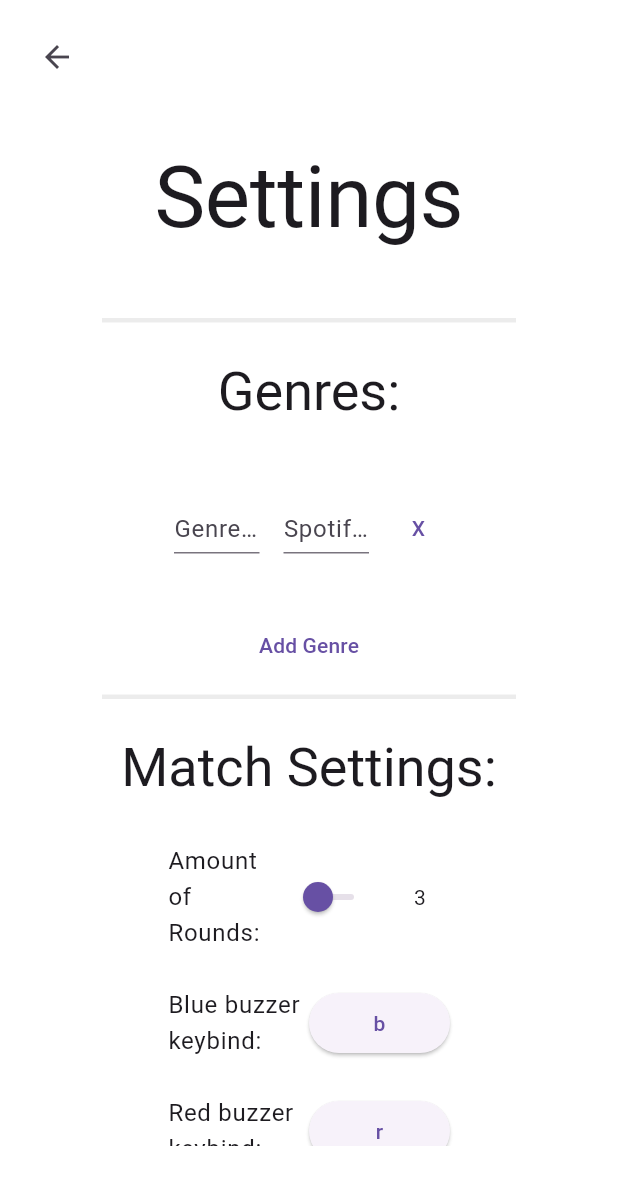
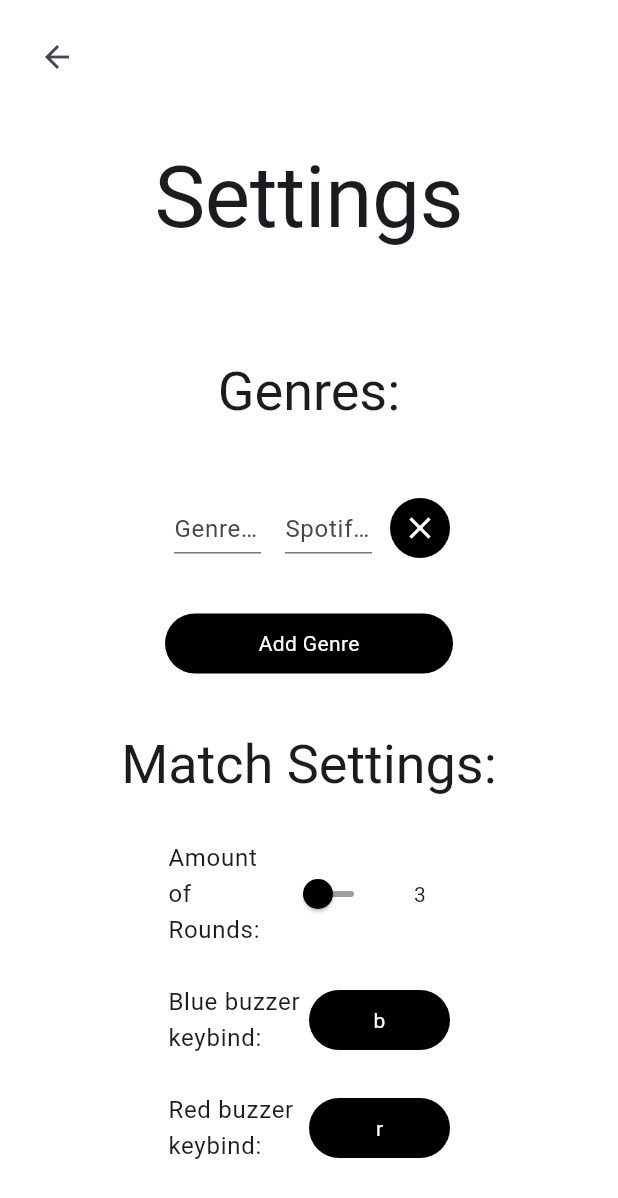
Before and after one commit to Username4D/buzzed, a Flutter app: the SettingsPage screen opened directly, after a tap on "Add Genre", on a phone screen of 412 x 824 dp. Shown: the top 1198 px of the screen. Run offline on Flutter 3.47's test engine with Material 3 defaults, Android fonts, the phone set to English and light mode, and no system bars; our stand-ins replace flutter_riverpod, flutter_svg.

Commit message:
improved settings page visually

```diff
--- a/lib/pages/settings_page.dart
+++ b/lib/pages/settings_page.dart
@@ -18,9 +18,9 @@ class SettingsPage extends ConsumerWidget {
         children: [Padding(
           padding: const EdgeInsets.all(60.0),
           child: Center(
-            child: ListView(
-              shrinkWrap: true,
-              scrollDirection: Axis.vertical,
+            child: Column(
+              mainAxisAlignment: MainAxisAlignment.center,
+              crossAxisAlignment: CrossAxisAlignment.center,
               children: [
                 Center(
                   child: Padding(
@@ -50,13 +50,22 @@ class SettingsPage extends ConsumerWidget {
                   ),
                 ),
                 SizedBox(
-                  height: 50,
+                  width: double.infinity,
+                  child: Padding(
+                    padding: const EdgeInsets.only(left: 50.0, right: 50.0),
                     child: TextButton(
+                      style: ButtonStyle(
+                        textStyle: WidgetStatePropertyAll(Theme.of(context).textTheme.bodyMedium?.copyWith(color: Colors.white)),
+                        backgroundColor: WidgetStatePropertyAll(Colors.black),
+                        foregroundColor: WidgetStatePropertyAll(Colors.white),
+                        overlayColor: WidgetStatePropertyAll(const Color.fromARGB(16, 255, 0255, 0255)),
+                      ),
                       onPressed: () {
                         ref.read(genreNotifierProvider.notifier).addGenre('', '');
                         print('NewGenre');
                       },
                       child: Text('Add Genre'),
+                    ),
                   ),
                 ),
                 CustomSeperator(),
@@ -151,13 +160,17 @@ class GenreTile extends ConsumerWidget {
                       ),
                     ),
                     SizedBox(
-                      width: 50,
-                      height: double.infinity,
-                      child: TextButton(
+                      child: IconButton(
+                        style: ButtonStyle(
+                          textStyle: WidgetStatePropertyAll(Theme.of(context).textTheme.bodyMedium?.copyWith(color: Colors.white)),
+                          backgroundColor: WidgetStatePropertyAll(Colors.black),
+                          foregroundColor: WidgetStatePropertyAll(Colors.white),
+                          overlayColor: WidgetStatePropertyAll(const Color.fromARGB(16, 255, 0255, 0255)),
+                        ),
                         onPressed: () {
                           ref.read(genreNotifierProvider.notifier).removeGenre(genre);
                         },
-                        child: Text('X'),
+                        icon: Icon(Icons.close),
                       ),
                     )
                   ],
@@ -226,6 +239,9 @@ class _SliderSettingState extends ConsumerState<SliderSetting> {
           Flexible(
             child: Center(
               child: Slider(
+                activeColor: Colors.black,
+                inactiveColor: Colors.grey,
+                thumbColor: const Color.fromARGB(255, 0, 0, 0),
                 value: settingValue.toDouble(),
                 min: 1,
                 max: 15,
@@ -353,7 +369,13 @@ class _KeybindButtonState extends ConsumerState<KeybindButton> {
           }
         }
       },
-      child: ElevatedButton(
+      child: TextButton(
+        style: ButtonStyle(
+          textStyle: WidgetStatePropertyAll(Theme.of(context).textTheme.bodyMedium?.copyWith(color: Colors.white)),
+          backgroundColor: WidgetStatePropertyAll(Colors.black),
+          foregroundColor: WidgetStatePropertyAll(Colors.white),
+          overlayColor: WidgetStatePropertyAll(const Color.fromARGB(16, 255, 0255, 0255)),
+        ),
         onPressed: () {
           setState(() {
             isAwaitingInput = true;
```
Lines whose indentation alone changed are shown as unchanged.
